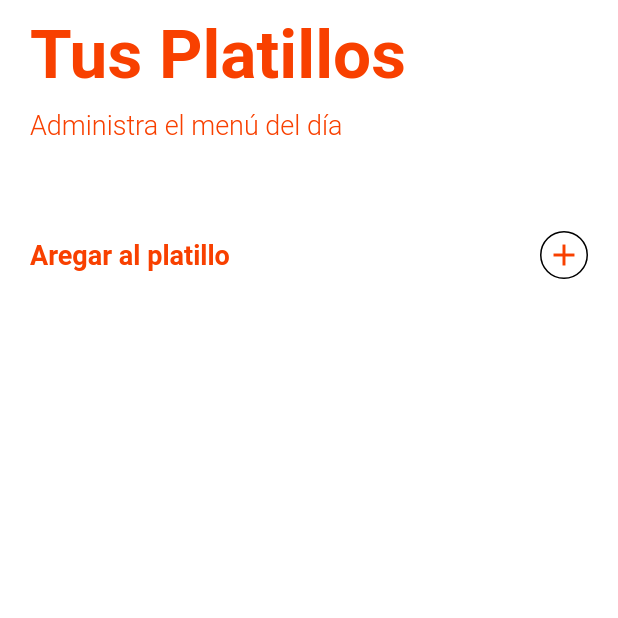
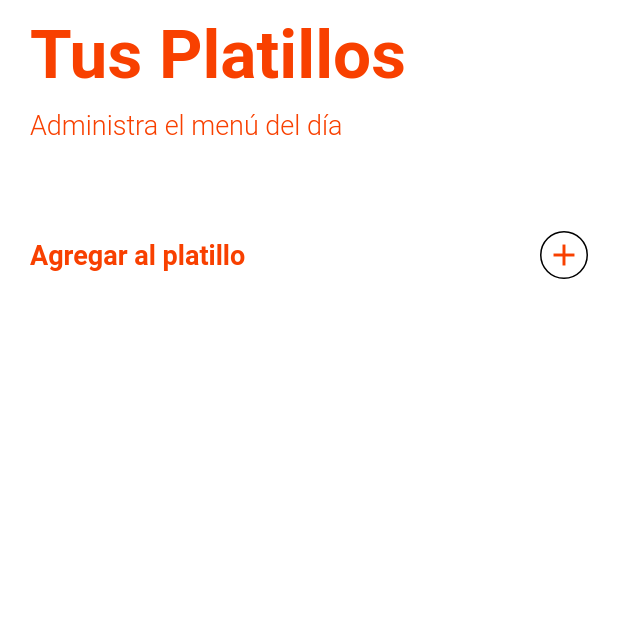
Before and after one commit to Santia0098/Kfood_Vendedor, a Flutter app: the FoodNavigationBar screen opened directly, item 4 of the bottom bar chosen, on a phone screen of 412 x 824 dp, the top half of it. Run offline on Flutter 3.47's test engine with Material 2 defaults, Android fonts, the phone set to English and light mode, and no system bars; our stand-ins replace firebase_auth, firebase_messaging, flutter_local_notifications, flutter_slidable, fluttertoast, progress_dialog; missing offline and left inert: flutter_progress_button; accounts and stored records are empty; network calls fail; project files that could hold a hidden picture were left out.

Commit message:
Cambios textos

```diff
--- a/lib/presentacion/InicioPage/NavegacionPages/PlatilloPage/platillos.dart
+++ b/lib/presentacion/InicioPage/NavegacionPages/PlatilloPage/platillos.dart
@@ -70,7 +70,7 @@ class _PlatillosScreenState extends State<PlatillosScreen> {
                 mainAxisAlignment: MainAxisAlignment.spaceBetween,
                 children: <Widget>[
                   Text(
-                    "Aregar al platillo",
+                    "Agregar al platillo",
                     style: TextStyle(
                       fontWeight: FontWeight.bold,
                       fontSize: 18,
```
Also changed, not shown: lib/presentacion/LoginPage/widgets/registro.dart (+4 -4 lines).
